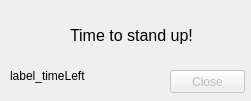
This is src/alarmdialog.ui in Granddave/Stretch-timer as Qt 5 draws it before an edit. The edited form follows.
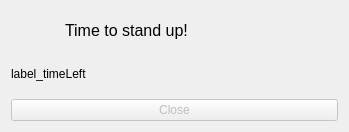
This is the edited form. Icons and pictures are not drawn.

Commit message: Updated about and alarm dialog sizes

```diff
--- a/src/alarmdialog.ui
+++ b/src/alarmdialog.ui
@@ -6,8 +6,8 @@
    <rect>
     <x>0</x>
     <y>0</y>
-    <width>251</width>
-    <height>101</height>
+    <width>349</width>
+    <height>132</height>
    </rect>
   </property>
   <property name="focusPolicy">
@@ -19,77 +19,14 @@
   <property name="sizeGripEnabled">
    <bool>false</bool>
   </property>
-  <widget class="QPushButton" name="button_close">
-   <property name="enabled">
-    <bool>false</bool>
-   </property>
-   <property name="geometry">
-    <rect>
-     <x>170</x>
-     <y>70</y>
-     <width>75</width>
-     <height>23</height>
-    </rect>
-   </property>
-   <property name="text">
-    <string>Close</string>
-   </property>
-  </widget>
-  <widget class="QLabel" name="label_title">
-   <property name="geometry">
-    <rect>
-     <x>70</x>
-     <y>10</y>
-     <width>141</width>
-     <height>51</height>
-    </rect>
-   </property>
-   <property name="font">
-    <font>
-     <pointsize>12</pointsize>
-    </font>
-   </property>
-   <property name="frameShadow">
-    <enum>QFrame::Plain</enum>
-   </property>
-   <property name="text">
-    <string>Time to stand up!</string>
-   </property>
-   <property name="textFormat">
-    <enum>Qt::PlainText</enum>
-   </property>
-   <property name="wordWrap">
-    <bool>true</bool>
-   </property>
-  </widget>
-  <widget class="QLabel" name="label_timeLeft">
-   <property name="geometry">
-    <rect>
-     <x>10</x>
-     <y>60</y>
-     <width>141</width>
-     <height>31</height>
-    </rect>
-   </property>
-   <property name="text">
-    <string>label_timeLeft</string>
-   </property>
-   <property name="wordWrap">
-    <bool>true</bool>
-   </property>
-  </widget>
+  <layout class="QVBoxLayout" name="verticalLayout">
+   <item>
+    <layout class="QHBoxLayout" name="horizontalLayout">
+     <item>
   <widget class="QLabel" name="image_label">
    <property name="enabled">
     <bool>true</bool>
    </property>
-   <property name="geometry">
-    <rect>
-     <x>10</x>
-     <y>10</y>
-     <width>48</width>
-     <height>48</height>
-    </rect>
-   </property>
    <property name="sizePolicy">
     <sizepolicy hsizetype="Fixed" vsizetype="Fixed">
      <horstretch>0</horstretch>
@@ -112,6 +49,51 @@
     <bool>true</bool>
    </property>
   </widget>
+     </item>
+     <item>
+      <widget class="QLabel" name="label_title">
+       <property name="font">
+        <font>
+         <pointsize>12</pointsize>
+        </font>
+       </property>
+       <property name="frameShadow">
+        <enum>QFrame::Plain</enum>
+       </property>
+       <property name="text">
+        <string>Time to stand up!</string>
+       </property>
+       <property name="textFormat">
+        <enum>Qt::PlainText</enum>
+       </property>
+       <property name="wordWrap">
+        <bool>true</bool>
+       </property>
+      </widget>
+     </item>
+    </layout>
+   </item>
+   <item>
+    <widget class="QLabel" name="label_timeLeft">
+     <property name="text">
+      <string>label_timeLeft</string>
+     </property>
+     <property name="wordWrap">
+      <bool>true</bool>
+     </property>
+    </widget>
+   </item>
+   <item>
+    <widget class="QPushButton" name="button_close">
+     <property name="enabled">
+      <bool>false</bool>
+     </property>
+     <property name="text">
+      <string>Close</string>
+     </property>
+    </widget>
+   </item>
+  </layout>
  </widget>
  <resources>
   <include location="res.qrc"/>
```
Left out of the diff: 4 changed lines with no effect on the pictures. Lines whose indentation alone changed are shown as unchanged. The commit also changes 1 other file.
